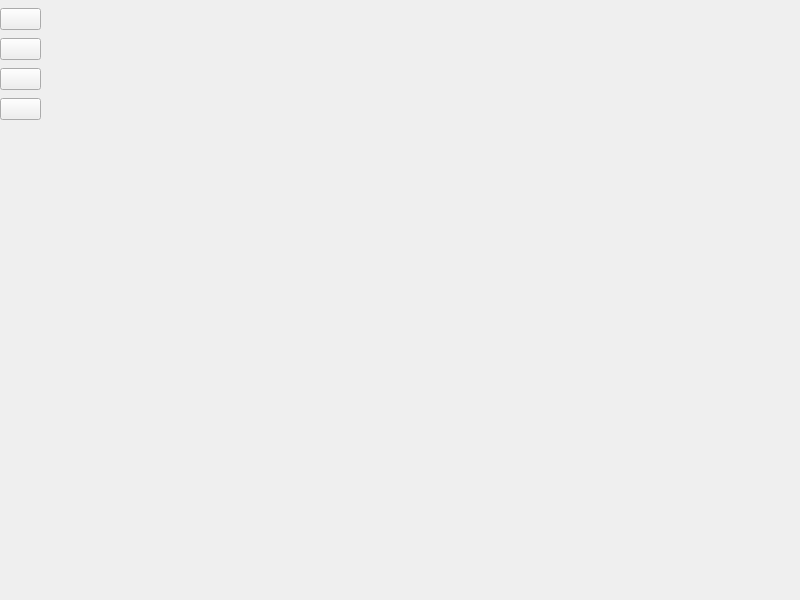
Before: the Qt Designer form main_window.ui in Viva-Fidel/python-vms, drawn with Qt 5.
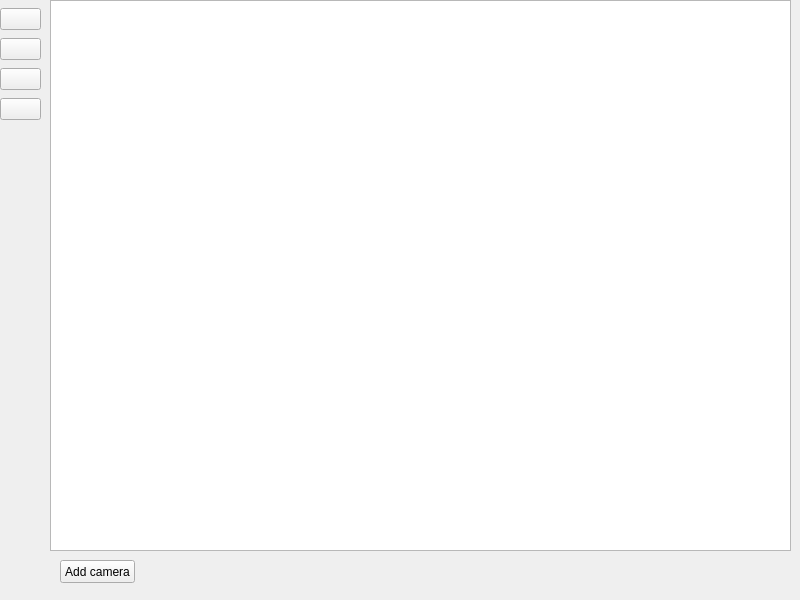
After: the same form once the commit is applied. The open tabs and pages were chosen to show the change. Icons and pictures are not drawn.

Commit message: Add dialog to connect new cameras

What changed in the file:
```diff
--- a/main_window.ui
+++ b/main_window.ui
@@ -226,7 +226,31 @@
      </widget>
     </widget>
     <widget class="QWidget" name="cameras_page"/>
-    <widget class="QWidget" name="settings_page"/>
+    <widget class="QWidget" name="settings_page">
+     <widget class="QListView" name="settings_listView">
+      <property name="geometry">
+       <rect>
+        <x>0</x>
+        <y>0</y>
+        <width>741</width>
+        <height>551</height>
+       </rect>
+      </property>
+     </widget>
+     <widget class="QPushButton" name="add_new_cam_btn">
+      <property name="geometry">
+       <rect>
+        <x>10</x>
+        <y>560</y>
+        <width>75</width>
+        <height>23</height>
+       </rect>
+      </property>
+      <property name="text">
+       <string>Add camera</string>
+      </property>
+     </widget>
+    </widget>
     <widget class="QWidget" name="analytics_page"/>
    </widget>
   </widget>
```
Left out of the diff: 5 changed lines with no effect on the pictures. The commit also changes 5 other files.
